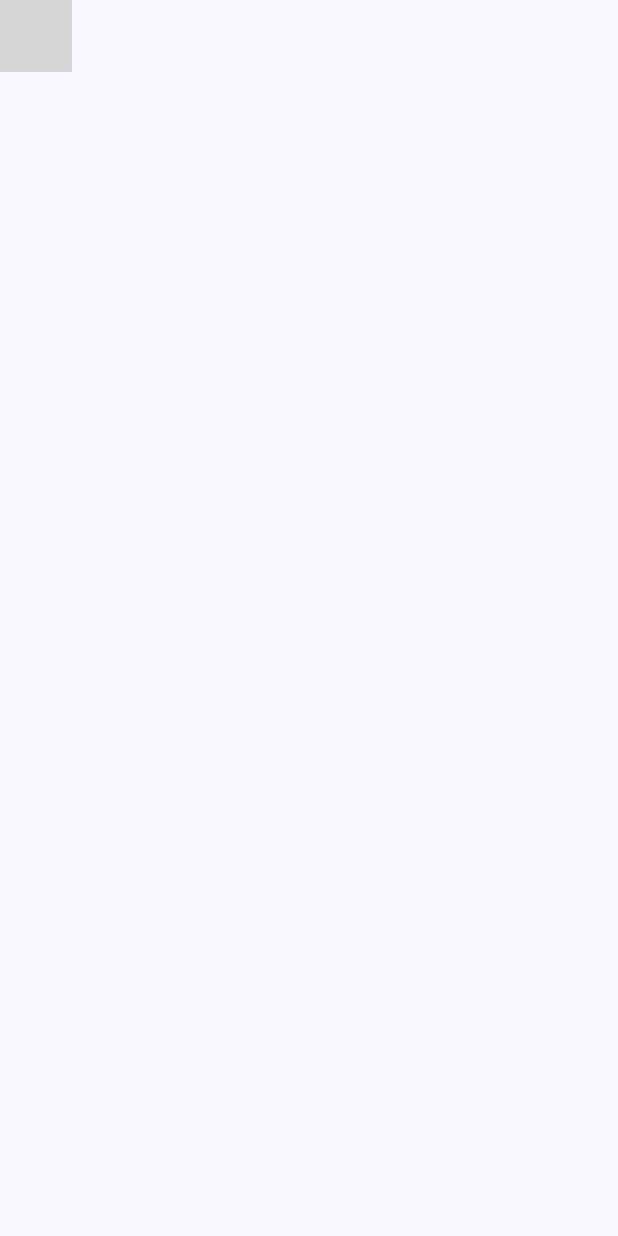
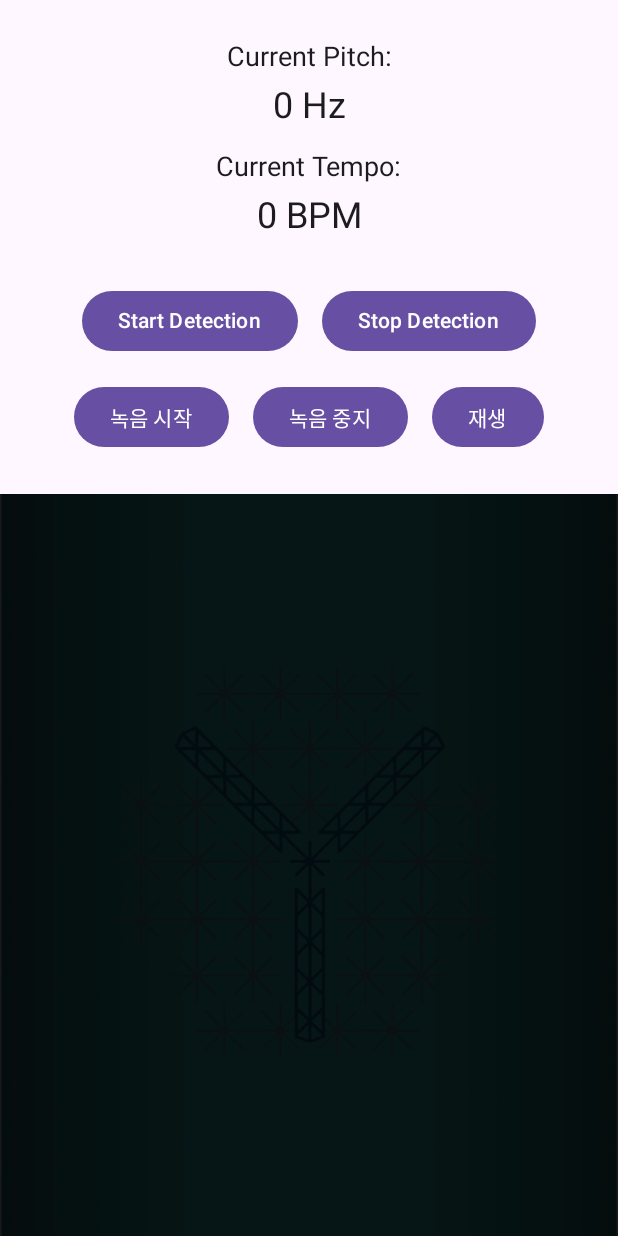
Before and after one commit to SSAFY-D209-WELIGHT/WELIGHT, an Android app built with Jetpack Compose: the screen it shows after launch (MainActivity), on a phone screen of 412 x 824 dp. Run offline under Robolectric (Android 15) with nearby library versions, the phone set to English and light mode, and no system bars; libraries missing offline, so code that uses them is left out: be.tarsos.dsp; grey boxes are pictures that could not be loaded.

Commit message:
feature android audio tempo

```diff
--- a/Android/audio-test/src/main/java/com/rohkee/audio_test/MainActivity.kt
+++ b/Android/audio-test/src/main/java/com/rohkee/audio_test/MainActivity.kt
@@ -1,150 +1,142 @@
+
 package com.rohkee.audio_test
 
-import android.os.Bundle //welight
-import android.Manifest //오디오 권한 확인
-import android.content.pm.PackageManager //오디오 권한 확인
-import androidx.activity.ComponentActivity //Compose를 활용한 UI와 권한 요청을 설정하는 데 사용
-import androidx.activity.compose.setContent //Compose를 활용한 UI와 권한 요청을 설정하는 데 사용
-import androidx.activity.result.contract.ActivityResultContracts //Compose를 활용한 UI와 권한 요청을 설정하는 데 사용
-import androidx.activity.enableEdgeToEdge //welight
+import android.Manifest
+import android.content.pm.PackageManager
+import android.media.AudioFormat
+import android.media.AudioRecord
+import android.media.AudioTrack
+import android.media.MediaRecorder
+import android.os.Bundle
+import android.widget.Toast
+import androidx.activity.ComponentActivity
+import androidx.activity.compose.setContent
+import androidx.activity.enableEdgeToEdge
+import androidx.activity.result.contract.ActivityResultContracts
+import androidx.compose.foundation.background
+import androidx.compose.foundation.Image
 import androidx.compose.foundation.layout.*
-import androidx.compose.foundation.layout.fillMaxSize //welight
-import androidx.compose.foundation.layout.padding //welight
 import androidx.compose.material3.*
-import androidx.compose.material3.Scaffold //welight
-import androidx.compose.material3.Text //welight
 import androidx.compose.runtime.*
-import androidx.compose.runtime.Composable //welight
 import androidx.compose.ui.Alignment
-import androidx.compose.ui.Modifier //welight
-import androidx.compose.ui.tooling.preview.Preview //welight
+import androidx.compose.ui.Modifier
+import androidx.compose.ui.graphics.Color
 import androidx.compose.ui.unit.dp
 import androidx.compose.ui.unit.sp
+import androidx.compose.ui.layout.ContentScale
+import androidx.compose.ui.res.painterResource
 import androidx.core.content.ContextCompat
-import com.rohkee.audio_test.ui.theme.WeLightTheme //welight
-import be.tarsos.dsp.AudioDispatcher //TarsosDSP 라이브러리를 활용하여 오디오 처리를 수행하는 데 필요한 클래스
-import be.tarsos.dsp.AudioEvent //TarsosDSP 라이브러리를 활용하여 오디오 처리를 수행하는 데 필요한 클래스
+import be.tarsos.dsp.AudioDispatcher
+import be.tarsos.dsp.AudioEvent
+import be.tarsos.dsp.AudioProcessor
 import be.tarsos.dsp.io.android.AudioDispatcherFactory
 import be.tarsos.dsp.pitch.PitchDetectionHandler
 import be.tarsos.dsp.pitch.PitchDetectionResult
 import be.tarsos.dsp.pitch.PitchProcessor
 import be.tarsos.dsp.onsets.OnsetHandler
 import be.tarsos.dsp.onsets.ComplexOnsetDetector
-import be.tarsos.dsp.AudioProcessor
-import java.io.File
+import kotlinx.coroutines.*
 import kotlin.math.roundToInt
 
+class MainActivity : ComponentActivity() {
+    private var dispatcher: AudioDispatcher? = null
+    private var currentPitch by mutableStateOf("0 Hz")
+    private var currentTempo by mutableStateOf("0 BPM")
+    private var lastBeatTime = 0L
+    private var beatIntervals = mutableListOf<Long>()
+    private val BEAT_HISTORY_SIZE = 4
 
+    // 오디오 녹음 관련 변수
+    private var audioRecord: AudioRecord? = null
+    private val SAMPLE_RATE = 44100
+    private val CHANNEL_CONFIG = AudioFormat.CHANNEL_IN_MONO
+    private val AUDIO_FORMAT = AudioFormat.ENCODING_PCM_16BIT
+    private val bufferSize = AudioRecord.getMinBufferSize(SAMPLE_RATE, CHANNEL_CONFIG, AUDIO_FORMAT)
+    private var isRecording = false
+    private var audioData = mutableListOf<Byte>()
+    private var permissionGranted = false
 
-
-class MainActivity : ComponentActivity() {
-    private var dispatcher: AudioDispatcher? = null // 오디오를 실시간으로 처리하기 위해 사용되는 AudioDispatcher 인스턴스입니다.
-//    private var wavFileWriter: WavFileWriter? = null //WAV 파일에 오디오 데이터를 저장하기 위한 클래스의 인스턴스
-    private var currentPitch by mutableStateOf("0 Hz") //현재 탐지된 피치를 나타내며, UI에서 실시간으로 갱신
-    private var currentTempo by mutableStateOf("0 BPM") //현재 탐지된 템포를 나타내며, UI에 실시간으로 표시
-
-    private var lastBeatTime = 0L //마지막 박자 감지 시간을 저장하는 변수
-    private var beatIntervals = mutableListOf<Long>() //박자 간격을 저장하는 리스트입니다. 이를 통해 평균 템포를 계산
-    private val BEAT_HISTORY_SIZE = 4 //템포 계산에 사용할 최대 박자 기록 수입니다. 오래된 데이터를 제거하고 최근 값만 유지하는 데 사용
-
-
-    // 권한 요청을 처리하기 위한 변수 - 오디오 권한이 부여되면 startAudioProcessing()을 호출해 오디오 처리를 시작
+    // 권한 요청을 처리하기 위한 변수
     private val requestPermissionLauncher = registerForActivityResult(
         ActivityResultContracts.RequestPermission()
     ) { isGranted: Boolean ->
+        permissionGranted = isGranted
         if (isGranted) {
             startAudioProcessing()
+        } else {
+            Toast.makeText(this, "오디오 녹음 권한이 필요합니다", Toast.LENGTH_LONG).show()
         }
     }
 
+    override fun onCreate(savedInstanceState: Bundle?) {
+        super.onCreate(savedInstanceState)
+        enableEdgeToEdge()
 
-//  onCreate 함수는 Activity가 생성될 때 호출, 여기서 초기 설정 및 UI 구성
-    // savedInstanceState는 활동의 이전 상태 데이터를 담고 있는 Bundle 객체, 앱이 재시작될 때 이전 상태를 복원하는 데 사용
-    override fun onCreate(savedInstanceState: Bundle?) {
-        super.onCreate(savedInstanceState) // 상위 클래스의 onCreate 메서드를 호출하여 기본 Activity 설정을 실행
-            // 이를 통해 안드로이드 시스템이 Activity를 올바르게 초기화하도록 보장
-        enableEdgeToEdge() //Android 10 이상에서 화면을 전체 크기로 채우는 "엣지-투-엣지(edge-to-edge)" 모드를 활성화
-                            // 상태바와 네비게이션 바의 색상과 투명도가 조정되어 더 매끄러운 화면 경험을 제공
-        setContent { //Jetpack Compose의 기능,  Compose에서 UI를 설정하기 위한 기본 진입점
-            WeLightTheme {
-                //Scaffold는 기본적인 레이아웃 구조를 제공, 컨테이너 역할
-                // Modifier.fillMaxSize() : Scaffold가 화면의 전체 크기를 채우도록 설정
-                Scaffold(modifier = Modifier.fillMaxSize()) { innerPadding ->
-                    MainScreen( //MainScreen 컴포저블을 호출하여 currentPitch와 currentTempo를 전달하고, 버튼 클릭 시 호출될 함수들도 설정
-                        pitch = currentPitch, // 현재 탐지된 피치 값을 전달
-                        tempo = currentTempo, // 현재 탐지된 템포 값을 전달
-                        onStartClick = { checkAndRequestAudioPermission() }, // 오디오 권한 확인 및 오디오 처리 시작
-                        onStopClick = { stopAudioProcessing() }, // 오디오 처리 중지
-                        onCopyClick = { copyToExternalStorage() }, // 녹음 파일 외부 저장소로 복사
-                        modifier = Modifier.padding(innerPadding) // 내부 여백을 설정하여 UI 요소가 겹치지 않도록 조정
+        permissionGranted = checkAudioPermission()
+        if (!permissionGranted) {
+            requestAudioPermission()
+        }
+
+        setContent {
+            MainScreen(
+                pitch = currentPitch,
+                tempo = currentTempo,
+                onStartClick = { checkAndRequestAudioPermission() },
+                onStopClick = { stopAudioProcessing() },
+                onStartRecording = { startRecording() },
+                onStopRecording = { stopRecording() },
+                onPlayRecording = { playRecording() }
             )
         }
     }
+
+    private fun checkAudioPermission(): Boolean {
+        return ContextCompat.checkSelfPermission(
+            this,
+            Manifest.permission.RECORD_AUDIO
+        ) == PackageManager.PERMISSION_GRANTED
     }
-    }// end of onCreate
 
+    private fun requestAudioPermission() {
+        requestPermissionLauncher.launch(Manifest.permission.RECORD_AUDIO)
+    }
 
-    //오디오 녹음과 외부 저장소 쓰기 권한이 있는지 확인
     private fun checkAndRequestAudioPermission() {
-        // 권한이 이미 있으면 startAudioProcessing()을 호출하여 오디오 처리를 시작
-
         when {
             ContextCompat.checkSelfPermission(
                 this,
                 Manifest.permission.RECORD_AUDIO
-            ) == PackageManager.PERMISSION_GRANTED &&
-                    ContextCompat.checkSelfPermission(
-                        this,
-                        Manifest.permission.WRITE_EXTERNAL_STORAGE
             ) == PackageManager.PERMISSION_GRANTED -> {
                 startAudioProcessing()
             }
-            // 권한이 없다면 requestPermissionLauncher를 사용해 권한을 요청
             else -> {
                 requestPermissionLauncher.launch(Manifest.permission.RECORD_AUDIO)
             }
         }
     }
 
-
-    // 마이크 입력을 사용하여 오디오를 실시간으로 분석하고 피치와 박자를 탐지한 후 WAV 파일에 저장
     private fun startAudioProcessing() {
-        // AudioDispatcher 객체를 초기화
-        // fromDefaultMicrophone 메서드는 기본 마이크로부터 22050Hz 샘플링 레이트, 1024 프레임 크기, 0 오버랩을 사용하여 오디오 데이터를 가져옴
-        // 이 객체는 오디오 데이터를 실시간으로 가져와 분석을 수행합니다.
         dispatcher = AudioDispatcherFactory.fromDefaultMicrophone(22050, 1024, 0)
 
-        // 외부 저장소 파일 경로 설정 및 WavFileWriter 초기화
-        // 생성된 파일(externalFile)에 오디오 데이터를 쓰는 역할을 하는 객체로, 22050Hz 샘플링 레이트와 1 채널(모노)로 초기화
-        val externalFile = File(getExternalFilesDir(null), "recording.wav")
-        println("Saving file to: ${externalFile.absolutePath}")
-        wavFileWriter = WavFileWriter(externalFile, 22050, 1)
-
-
-        // 피치(음 높이)를 탐지하기 위한 핸들러
         val pdh = PitchDetectionHandler { result: PitchDetectionResult, _: AudioEvent ->
-            val pitchInHz = result.pitch //탐지된 피치를 Hz 단위로 제공
-            runOnUiThread { //processPitch 함수로 전달하여 UI에서 실시간으로 갱신
+            val pitchInHz = result.pitch
+            runOnUiThread {
                 processPitch(pitchInHz)
             }
         }
-        val pitchProcessor = PitchProcessor( //피치 분석을 수행하는 객체
-            PitchProcessor.PitchEstimationAlgorithm.FFT_YIN, //FFT_YIN 알고리즘을 사용해 피치를 탐지
-            22050f, //샘플링 레이트는 22050Hz
-            1024, //프레임 크기는 1024
-            pdh //피치 탐지 결과 처리 핸들러
+
+        val pitchProcessor = PitchProcessor(
+            PitchProcessor.PitchEstimationAlgorithm.FFT_YIN,
+            22050f,
+            1024,
+            pdh
         )
 
-
-        // onsetHandler: 박자(템포)를 탐지하기 위한 핸들러
-        //Largo (40-60 BPM) ~ Prestissimo (200 BPM 이상) -> 1박자 0.3초 (300ms)
         val onsetHandler = OnsetHandler { _: Double, _: Double ->
-            val currentTime = System.currentTimeMillis() //현재 시간을 밀리초 단위로 기록
+            val currentTime = System.currentTimeMillis()
             if (lastBeatTime > 0) {
-                val interval = currentTime - lastBeatTime //현재 박자와 이전 박자 간의 시간 차이로,
-                // 이를 beatIntervals 리스트에 저장하여 일정한 간격을 유지
-
-                if (interval > 100) {
+                val interval = currentTime - lastBeatTime
+                if (interval > 10) {
                     beatIntervals.add(interval)
                     if (beatIntervals.size > BEAT_HISTORY_SIZE) {
                         beatIntervals.removeAt(0)
@@ -155,85 +147,288 @@ class MainActivity : ComponentActivity() {
             lastBeatTime = currentTime
         }
 
-
-        // 오디오 신호에서 박자 변화를 탐지하는 객체, 프레임 크기는 1024
+        // 값이 낮으면 더 많은 이벤트를 감지하고, 값이 높으면 노이즈를 줄이면서 강한 비트만 감지
         val onsetDetector = ComplexOnsetDetector(1024).apply {
-            setThreshold(0.2) //감지민감도 0.2
-            setHandler(onsetHandler) //박자 탐지 결과를 onsetHandler로 전달
+            setThreshold(0.1) //default 0.2
+            setHandler(onsetHandler)
         }
 
-        // ispatcher에 pitchProcessor와 onsetDetector를 추가
-        //실시간으로 피치와 박자를 동시에 분석하도록 설정
         dispatcher?.addAudioProcessor(pitchProcessor)
         dispatcher?.addAudioProcessor(onsetDetector)
 
-        //객체를 추가하여 오디오 데이터를 WAV 파일에 저장
-        dispatcher?.addAudioProcessor(object : AudioProcessor {
-            // process 함수는 audioEvent.byteBuffer에서 오디오 데이터를 가져와 wavFileWriter를 통해 파일에 기록
-            override fun process(audioEvent: AudioEvent): Boolean {
-                val buffer = audioEvent.byteBuffer
-                wavFileWriter?.writeData(buffer)
-                return true
+        Thread(dispatcher, "Audio Thread").start()
     }
 
-            // 오디오 처리가 종료될 때 호출되며, 현재는 아무 작업도 수행하지 않습니다.
-            override fun processingFinished() {
+    private fun calculateTempo() {
+        if (beatIntervals.size >= 4) {
+            val mean = beatIntervals.average()
+            val standardDeviation = beatIntervals.map { (it - mean) * (it - mean) }.average().let { Math.sqrt(it) }
+
+            val filteredIntervals = beatIntervals.filter { interval ->
+                Math.abs(interval - mean) <= 2 * standardDeviation // 이상치 필터링
             }
-        })
 
-        //dispatcher를 새 스레드에서 실행하여 오디오 처리가 UI 스레드와 별도로 실행되도록 합니다.
-        //이렇게 하면 오디오 처리가 UI를 방해하지 않고 백그라운드에서 계속 수행됨 <-왜???
-        Thread(dispatcher, "Audio Thread").start()
-
-    }// end of startAudioProcessing
-
-
-    private fun calculateTempo() {
-//        if (beatIntervals.size >= 2) {
-        if (beatIntervals.size >= 4) {
-            val averageInterval = beatIntervals.average()
+            val averageInterval = filteredIntervals.average()
             val bpm = (60000.0 / averageInterval).roundToInt()
 
             if (bpm in 40..220) {
                 runOnUiThread {
-                    currentTempo = "$bpm BPM" //변수에 템포를 문자열 형태로 저장하며, "BPM" 단위를 추가하여 UI에 표시
+                    currentTempo = "$bpm BPM"
                 }
             }
         }
     }
 
-    //오디오 처리를 중지하고 리소스를 해제하며, 필요한 데이터를 초기화하는 역할
+//    private fun calculateTempo() {
+//        if (beatIntervals.size >= 1) {
+//            val averageInterval = beatIntervals.average()
+//            val bpm = (60000.0 / averageInterval).roundToInt()
+//
+//            if (bpm in 40..220) {
+//                runOnUiThread {
+//                    currentTempo = "$bpm BPM"
+//                }
+//            }
+//        }
+//    }
+//
+//    private fun calculateTempo() {
+//        if (beatIntervals.size >= 4) {
+//            val medianInterval = beatIntervals.sorted().let {
+//                it[it.size / 2]
+//            } // 중간값을 사용
+//            val bpm = (60000.0 / medianInterval).roundToInt()
+//
+//            if (bpm in 40..220) {
+//                runOnUiThread {
+//                    currentTempo = "$bpm BPM"
+//                }
+//            }
+//        }
+//    }
+
+
+    private fun startRecording() {
+        if (!isRecording && permissionGranted) {
+            if (audioRecord == null) {
+                audioRecord = AudioRecord(
+                    MediaRecorder.AudioSource.MIC,
+                    SAMPLE_RATE,
+                    CHANNEL_CONFIG,
+                    AUDIO_FORMAT,
+                    bufferSize
+                )
+            }
+
+            audioData.clear()
+            audioRecord?.startRecording()
+            isRecording = true
+
+            CoroutineScope(Dispatchers.IO).launch {
+                val buffer = ByteArray(bufferSize)
+                while (isRecording) {
+                    val read = audioRecord?.read(buffer, 0, buffer.size) ?: 0
+                    if (read > 0) {
+                        audioData.addAll(buffer.take(read))
+                    }
+                }
+            }
+        }
+    }
+
+    private fun stopRecording() {
+        isRecording = false
+        audioRecord?.stop()
+    }
+
+    private fun playRecording() {
+        if (audioData.isNotEmpty()) {
+            val audioTrack = AudioTrack.Builder()
+                .setAudioFormat(
+                    AudioFormat.Builder()
+                        .setSampleRate(SAMPLE_RATE)
+                        .setEncoding(AUDIO_FORMAT)
+                        .setChannelMask(AudioFormat.CHANNEL_OUT_MONO)
+                        .build()
+                )
+                .setBufferSizeInBytes(audioData.size)
+                .build()
+
+            audioTrack.write(audioData.toByteArray(), 0, audioData.size)
+            audioTrack.play()
+        } else {
+            Toast.makeText(this, "녹음된 데이터가 없습니다", Toast.LENGTH_SHORT).show()
+        }
+    }
+
     private fun stopAudioProcessing() {
-        dispatcher?.stop() //dispatcher는 오디오 처리를 담당하는 객체.stop() ( null이 아닐 때만)
+        dispatcher?.stop()
         dispatcher = null
-        wavFileWriter?.close() // 파일 쓰기 완료
-        wavFileWriter = null
-        beatIntervals.clear() //리스트를 초기화
+        beatIntervals.clear()
         lastBeatTime = 0
         currentTempo = "0 BPM"
+    }
 
-        // 파일 크기 확인
-        val externalFile = File(getExternalFilesDir(null), "recording.wav")
-        println("Recorded file size: ${externalFile.length()} bytes")
-        copyToExternalStorage()
+    private fun processPitch(pitchInHz: Float) {
+        currentPitch = if (pitchInHz > 0) {
+            val note = when {
+                pitchInHz in 16.35..17.32 -> "C0"
+                pitchInHz in 17.32..18.35 -> "C#0"
+                pitchInHz in 18.35..19.45 -> "D0"
+                pitchInHz in 19.45..20.60 -> "D#0"
+                pitchInHz in 20.60..21.83 -> "E0"
+                else -> "Unknown"
+            }
+            "$note (${String.format("%.1f", pitchInHz)} Hz)"
+        } else {
+            "No pitch detected"
+        }
+    }
+
+    override fun onDestroy() {
+        super.onDestroy()
+        stopAudioProcessing()
+        audioRecord?.release()
+        audioRecord = null
+    }
+}
+
+@Composable
+fun MainScreen(
+    pitch: String,
+    tempo: String,
+    onStartClick: () -> Unit,
+    onStopClick: () -> Unit,
+    onStartRecording: () -> Unit,
+    onStopRecording: () -> Unit,
+    onPlayRecording: () -> Unit,
+    modifier: Modifier = Modifier
+) {
+
+
+    //    val blinkInterval = 1000L // (1초 = 1000ms)
+    // tempo 값을 정수로 변환하고 밀리초 단위로 1분에 해당하는 간격을 설정
+    val blinkInterval = try {
+        val temp = tempo.replace(" BPM", "").toInt()/60 // 60000 밀리초를 BPM으로 나누어 깜빡임 간격 계산
+        1000/temp.toLong()
+    } catch (e: Exception) {
+        1000L  // 변환 실패 시 기본값 설정 (1초)
     }
 
 
+    Scaffold(modifier = Modifier.fillMaxSize()) { innerPadding ->
+        Box(
+            modifier = modifier
+                .fillMaxSize()
+                .padding(innerPadding)
+        ) {
+            // 상단 50%에 기존 UI 표시
+            Column(
+                modifier = Modifier
+                    .fillMaxWidth()
+                    .fillMaxHeight(0.4f)  // 화면 상단 40%에만 표시
+                    .align(Alignment.TopCenter)
+                    .padding(16.dp),
+                horizontalAlignment = Alignment.CenterHorizontally,
+                verticalArrangement = Arrangement.Center
+            ) {
+                Text(text = "Current Pitch:", fontSize = 18.sp)
+                Spacer(modifier = Modifier.height(8.dp))
+                Text(text = pitch, fontSize = 24.sp)
+                Spacer(modifier = Modifier.height(16.dp))
+                Text(text = "Current Tempo:", fontSize = 18.sp)
+                Spacer(modifier = Modifier.height(8.dp))
+                Text(text = tempo, fontSize = 24.sp)
+                Spacer(modifier = Modifier.height(32.dp))
 
-} // end of ComponentActivity
+                // 피치/템포 감지 버튼
+                Row(horizontalArrangement = Arrangement.spacedBy(16.dp)) {
+                    Button(onClick = onStartClick) {
+                        Text("Start Detection")
+                    }
+                    Button(onClick = onStopClick) {
+                        Text("Stop Detection")
+                    }
+                }
+
+                Spacer(modifier = Modifier.height(16.dp))
+
+                // 녹음/재생 버튼
+                Row(horizontalArrangement = Arrangement.spacedBy(16.dp)) {
+                    Button(onClick = onStartRecording) {
+                        Text("녹음 시작")
+                    }
+                    Button(onClick = onStopRecording) {
+                        Text("녹음 중지")
+                    }
+                    Button(onClick = onPlayRecording) {
+                        Text("재생")
+                    }
+                }
+            }
+
+            // 하단 60%에 BlinkingScreen 추가
+            BlinkingScreen(
+                blinkInterval = blinkInterval,  // tempo 값을 기반으로 깜빡임 간격 설정
+                modifier = Modifier
+                    .fillMaxWidth()
+                    .fillMaxHeight(0.6f)
+                    .align(Alignment.BottomCenter)
+            )
+        }
+    }//end of Scaffold
+}
+
+// BlinkingScreen 컴포저블 함수
+//@Composable
+//fun BlinkingScreen(blinkInterval: Long, modifier: Modifier = Modifier) {
+//    var isBlinking by remember { mutableStateOf(true) }
+//    var currentColor by remember { mutableStateOf(Color.Transparent) } // 초기 색상을 완전 투명으로 설정
+//
+//    // 깜빡임 효과를 위한 LaunchedEffect 블록
+//    LaunchedEffect(isBlinking, blinkInterval) {
+//        while (isBlinking) {
+//            // currentColor 값을 반투명 검은색과 완전 투명으로 번갈아 설정
+//            currentColor = if (currentColor == Color.Transparent)
+//                Color.Black.copy(alpha = 0.9f) else Color.Transparent
+//            delay(blinkInterval)
+//        }
+//    }
+//
+//    // 깜빡임 배경을 적용할 Box
+//    Box(modifier = modifier.background(currentColor))
+//}
 
 @Composable
-fun Greeting(name: String, modifier: Modifier = Modifier) {
-    Text(
-        text = "Hello $name!",
-        modifier = modifier
+fun BlinkingScreen(blinkInterval: Long = 50, modifier: Modifier = Modifier) {
+    var isBlinking by remember { mutableStateOf(true) }
+    var currentColor by remember { mutableStateOf(Color.Transparent) } // 초기 색상을 완전 투명으로 설정
+
+    // 깜빡임 효과를 위한 LaunchedEffect
+    LaunchedEffect(isBlinking, blinkInterval) {
+        while (isBlinking) {
+            // currentColor 값을 반투명 검은색과 완전 투명으로 번갈아 설정
+            currentColor = if (currentColor == Color.Transparent)
+                Color.Black.copy(alpha = 0.9f) else Color.Transparent
+            delay(blinkInterval)
+        }
+    }
+
+    // 첫 번째 Box: 배경 이미지와 깜빡임 레이어
+    Box(modifier = modifier.fillMaxSize()) {
+        // 배경 이미지
+        Image(
+            painter = painterResource(id = R.drawable.yh), // 배경으로 사용할 이미지
+            contentDescription = "Background Image",
+            contentScale = ContentScale.Crop,
+            modifier = Modifier.fillMaxSize()
+        )
+
+        // 깜빡임 효과를 적용할 Box
+        Box(
+            modifier = Modifier
+                .fillMaxSize()
+                .background(currentColor) // 깜빡임 배경색을 currentColor로 설정
         )
     }
-
-@Preview(showBackground = true)
-@Composable
-fun GreetingPreview() {
-    WeLightTheme {
-        Greeting("Android")
 }
-}
```
Also changed, not shown: Android/audio-test/src/main/res/drawable/dog.jpg (added), Android/audio-test/src/main/res/drawable/yh.png (added). Lines whose indentation alone changed are shown as unchanged.
